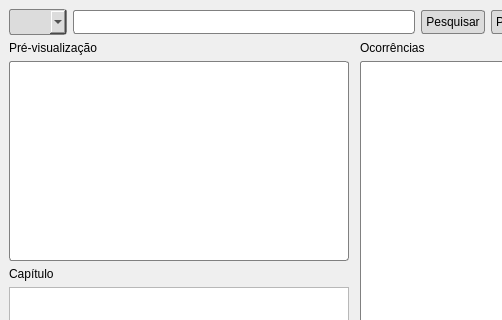
First picture: the form in src/ui/main/window.ui, repository luanws/bible-projector, before the edit; both pictures show x 0 to 502 and y 0 to 320 of the 709 by 578 pixel window.
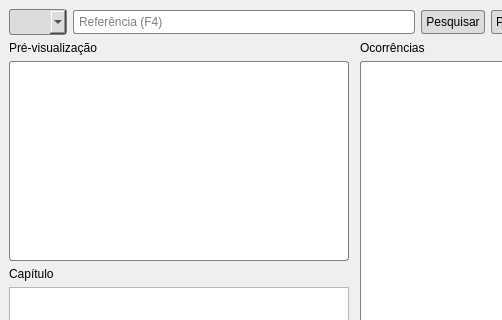
Second picture: the form after the edit.

Commit message: feat(main): placeholder referência

```diff
--- a/src/ui/main/window.ui
+++ b/src/ui/main/window.ui
@@ -46,6 +46,9 @@
 	color: black;
 }</string>
         </property>
+        <property name="placeholderText">
+         <string>Referência (F4)</string>
+        </property>
        </widget>
       </item>
       <item>
```
The commit also changes 1 other file.
